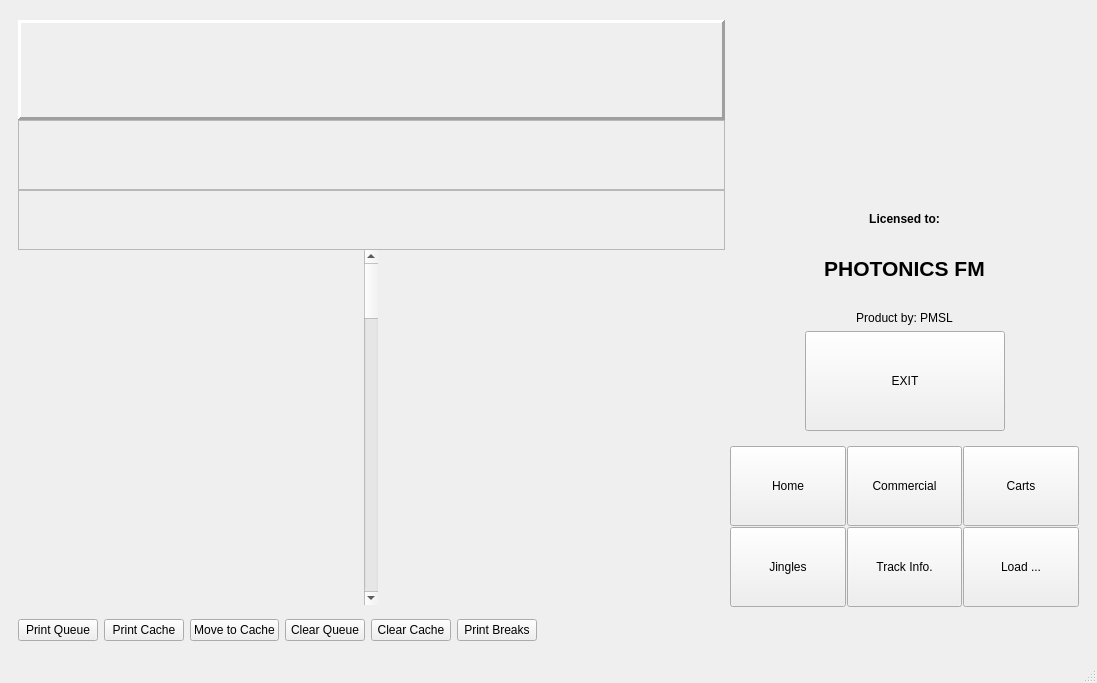
Qt form rave/OATS/mainwindow.ui (pgathogo/raven) before a commit.
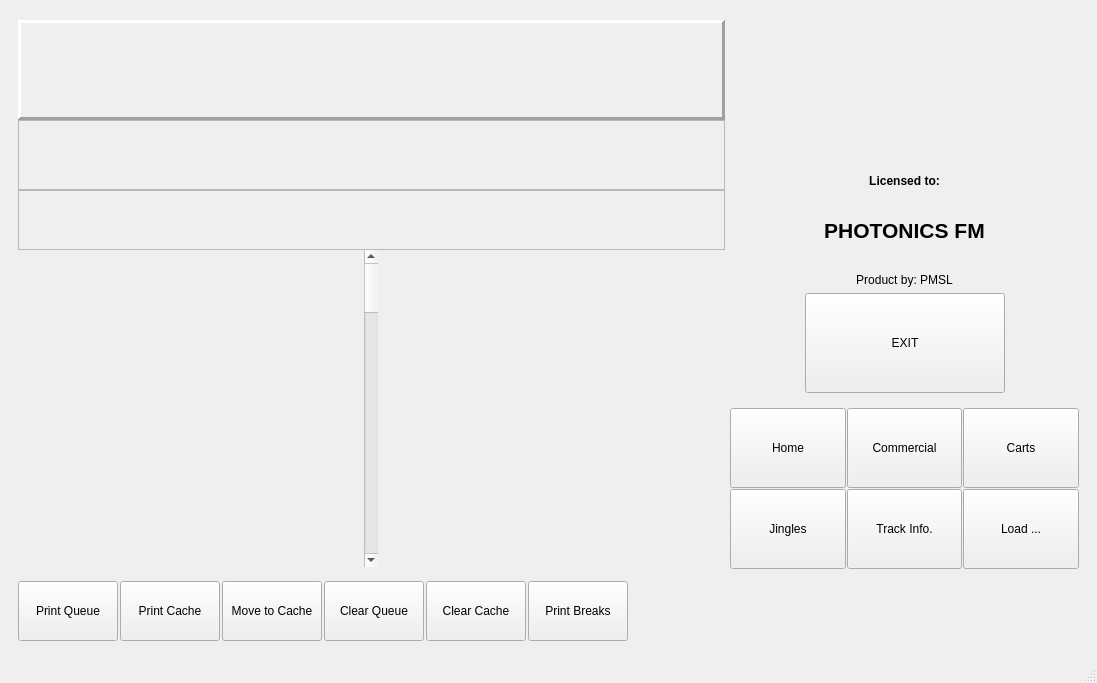
The same form after that commit.

Commit message:
OATS: UI/UX updates
Updated UI - more colors for different buttons

What changed in the file:
```diff
--- a/rave/OATS/mainwindow.ui
+++ b/rave/OATS/mainwindow.ui
@@ -538,12 +538,21 @@
        </item>
        <item>
         <layout class="QHBoxLayout" name="hlExtraButtons">
+         <property name="spacing">
+          <number>2</number>
+         </property>
          <item>
           <widget class="QPushButton" name="btnPrint1">
+           <property name="sizePolicy">
+            <sizepolicy hsizetype="Preferred" vsizetype="Preferred">
+             <horstretch>0</horstretch>
+             <verstretch>0</verstretch>
+            </sizepolicy>
+           </property>
            <property name="minimumSize">
             <size>
-             <width>0</width>
-             <height>0</height>
+             <width>100</width>
+             <height>60</height>
             </size>
            </property>
            <property name="styleSheet">
@@ -556,6 +565,18 @@
          </item>
          <item>
           <widget class="QPushButton" name="btnPrint2">
+           <property name="sizePolicy">
+            <sizepolicy hsizetype="Preferred" vsizetype="Preferred">
+             <horstretch>0</horstretch>
+             <verstretch>0</verstretch>
+            </sizepolicy>
+           </property>
+           <property name="minimumSize">
+            <size>
+             <width>100</width>
+             <height>60</height>
+            </size>
+           </property>
            <property name="text">
             <string>Print Cache</string>
            </property>
@@ -563,6 +584,18 @@
          </item>
          <item>
           <widget class="QPushButton" name="btnPrint3">
+           <property name="sizePolicy">
+            <sizepolicy hsizetype="Preferred" vsizetype="Preferred">
+             <horstretch>0</horstretch>
+             <verstretch>0</verstretch>
+            </sizepolicy>
+           </property>
+           <property name="minimumSize">
+            <size>
+             <width>100</width>
+             <height>60</height>
+            </size>
+           </property>
            <property name="text">
             <string>Move to Cache</string>
            </property>
@@ -570,6 +603,18 @@
          </item>
          <item>
           <widget class="QPushButton" name="btnClearQue">
+           <property name="sizePolicy">
+            <sizepolicy hsizetype="Preferred" vsizetype="Preferred">
+             <horstretch>0</horstretch>
+             <verstretch>0</verstretch>
+            </sizepolicy>
+           </property>
+           <property name="minimumSize">
+            <size>
+             <width>100</width>
+             <height>60</height>
+            </size>
+           </property>
            <property name="text">
             <string>Clear Queue</string>
            </property>
@@ -577,6 +622,18 @@
          </item>
          <item>
           <widget class="QPushButton" name="btnClearCache">
+           <property name="sizePolicy">
+            <sizepolicy hsizetype="Preferred" vsizetype="Preferred">
+             <horstretch>0</horstretch>
+             <verstretch>0</verstretch>
+            </sizepolicy>
+           </property>
+           <property name="minimumSize">
+            <size>
+             <width>100</width>
+             <height>60</height>
+            </size>
+           </property>
            <property name="text">
             <string>Clear Cache</string>
            </property>
@@ -584,6 +641,18 @@
          </item>
          <item>
           <widget class="QPushButton" name="btnBreaks">
+           <property name="sizePolicy">
+            <sizepolicy hsizetype="Preferred" vsizetype="Preferred">
+             <horstretch>0</horstretch>
+             <verstretch>0</verstretch>
+            </sizepolicy>
+           </property>
+           <property name="minimumSize">
+            <size>
+             <width>100</width>
+             <height>60</height>
+            </size>
+           </property>
            <property name="text">
             <string>Print Breaks</string>
            </property>
```
Left out of the diff: 2 changed lines with no effect on the pictures. The commit also changes 4 other files.
